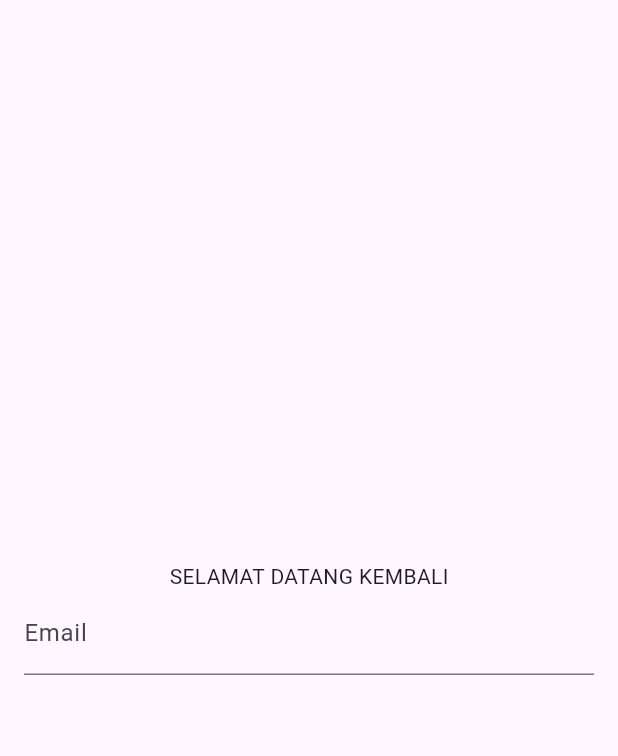
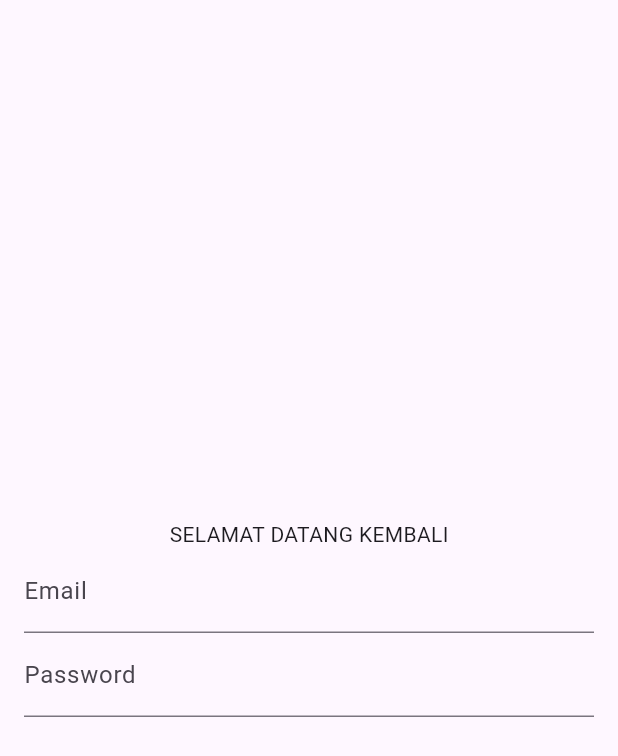
Before and after one commit to fasyaaa/20220140177_UCP1Flutter, a Flutter app: the Loginpage screen opened directly, on a phone screen of 412 x 824 dp. Shown: the top 756 px of the screen. Run offline on Flutter 3.47's test engine with Material 3 defaults, Android fonts, the phone set to English and light mode, and no system bars.

Commit message:
ADD - Field for password

```diff
--- a/lib/navigation/loginpage.dart
+++ b/lib/navigation/loginpage.dart
@@ -38,6 +38,17 @@ class _LoginpageState extends State<Loginpage> {
                   return null;
                 },
               ),
+              TextFormField(
+                controller: passwordController,
+                decoration: const InputDecoration(labelText: 'Password'),
+                obscureText: true,
+                validator: (value) {
+                  if (value == null || value.isEmpty) {
+                    return 'Please enter your password';
+                  }
+                  return null;
+                },
+              ),
             ],
           ),
         ),
```
